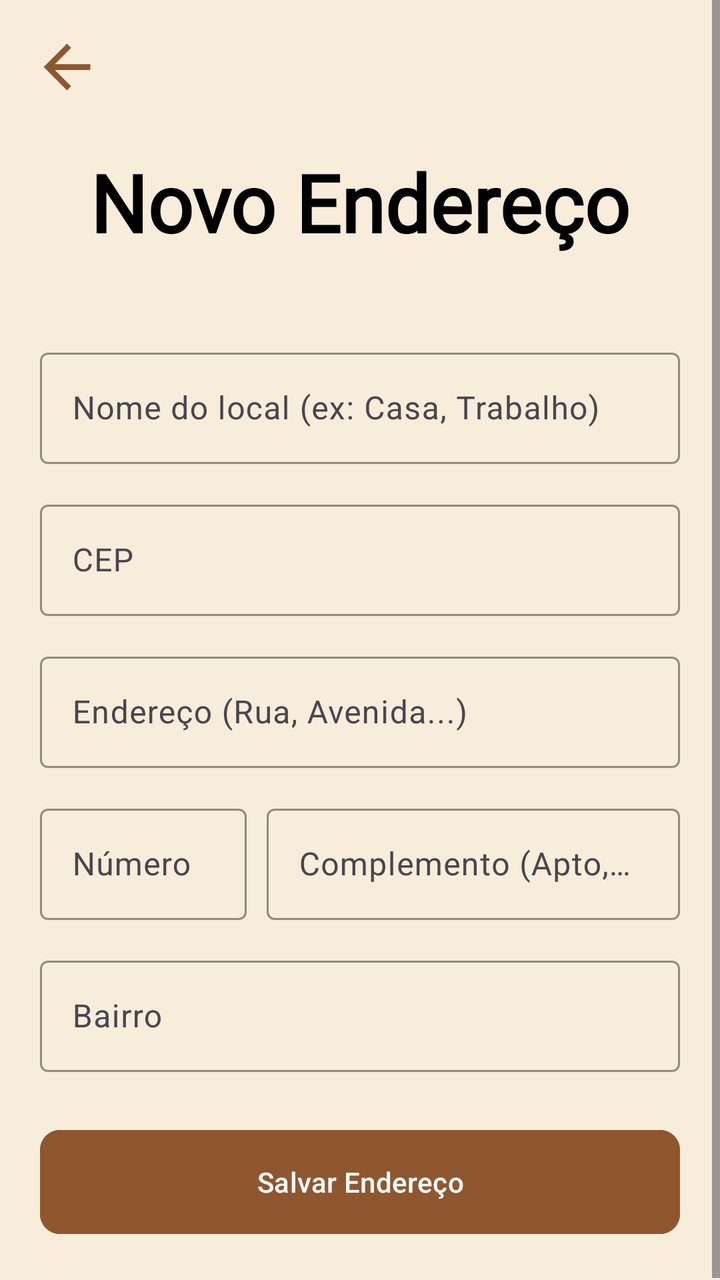
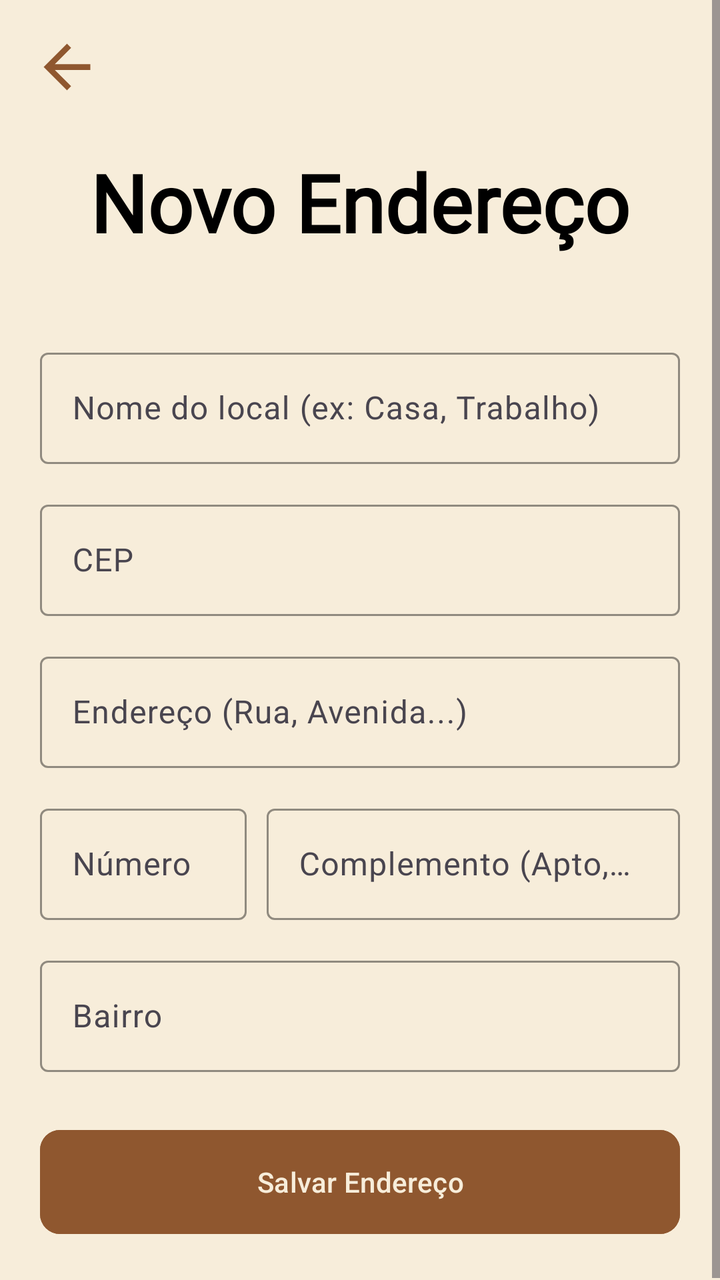

An Android layout rendered at two revisions. The XML below is the earlier revision; the diff shows what the commit changed to produce the second picture.
<!-- AndroidManifest.xml: application theme Theme.VangustApp -->
<!-- res/layout/novo_endereco_layout.xml -->
<?xml version="1.0" encoding="utf-8"?>
<ScrollView xmlns:android="http://schemas.android.com/apk/res/android"
    xmlns:app="http://schemas.android.com/apk/res-auto"
    android:id="@+id/main"
    android:layout_width="match_parent"
    android:layout_height="match_parent"
    android:background="#F7EDDA"
    android:fillViewport="true">

    <LinearLayout
        android:layout_width="match_parent"
        android:layout_height="wrap_content"
        android:orientation="vertical">

        
        <ImageView
            android:id="@+id/btnVoltarNovoEndereco"
            android:layout_width="35dp"
            android:layout_height="35dp"
            android:layout_marginStart="16dp"
            android:layout_marginTop="16dp"
            android:src="@drawable/baseline_arrow_back"
            app:tint="#8F572F" />

        
        <LinearLayout
            android:layout_width="match_parent"
            android:layout_height="100dp"
            android:gravity="center"
            android:orientation="vertical">

            <TextView
                android:layout_width="wrap_content"
                android:layout_height="wrap_content"
                android:fontFamily="@font/oswald_regular"
                android:text="Novo Endereço"
                android:textColor="@color/black"
                android:textSize="40sp"
                android:textStyle="bold" />
        </LinearLayout>

        
        <LinearLayout
            android:layout_width="match_parent"
            android:layout_height="wrap_content"
            android:orientation="vertical"
            android:padding="20dp">

            
            <com.google.android.material.textfield.TextInputLayout
                android:layout_width="match_parent"
                android:layout_height="wrap_content"
                android:layout_marginBottom="15dp"
                android:hint="Nome do local (ex: Casa, Trabalho)"
                app:boxStrokeColor="#8F572F"
                app:hintTextColor="#8F572F"
                app:cursorColor="#8F572F"
                app:endIconMode="clear_text">

                <com.google.android.material.textfield.TextInputEditText
                    android:id="@+id/txNomeLocal"
                    android:inputType="textCapWords"
                    android:layout_width="match_parent"
                    android:layout_height="wrap_content" />
            </com.google.android.material.textfield.TextInputLayout>

            
            <com.google.android.material.textfield.TextInputLayout
                android:layout_width="match_parent"
                android:layout_height="wrap_content"
                android:layout_marginBottom="15dp"
                android:hint="CEP"
                app:boxStrokeColor="#8F572F"
                app:hintTextColor="#8F572F"
                app:cursorColor="#8F572F">

                <com.google.android.material.textfield.TextInputEditText
                    android:id="@+id/txCep"
                    android:inputType="number"
                    android:maxLength="8"
                    android:layout_width="match_parent"
                    android:layout_height="wrap_content" />
            </com.google.android.material.textfield.TextInputLayout>

            
            <com.google.android.material.textfield.TextInputLayout
                android:layout_width="match_parent"
                android:layout_height="wrap_content"
                android:layout_marginBottom="15dp"
                android:hint="Endereço (Rua, Avenida...)"
                app:boxStrokeColor="#8F572F"
                app:hintTextColor="#8F572F"
                app:cursorColor="#8F572F">

                <com.google.android.material.textfield.TextInputEditText
                    android:id="@+id/txRua"
                    android:inputType="textPostalAddress"
                    android:layout_width="match_parent"
                    android:layout_height="wrap_content" />
            </com.google.android.material.textfield.TextInputLayout>

            
            <LinearLayout
                android:layout_width="match_parent"
                android:layout_height="wrap_content"
                android:layout_marginBottom="15dp"
                android:orientation="horizontal"
                android:baselineAligned="false">

                <com.google.android.material.textfield.TextInputLayout
                    android:layout_width="0dp"
                    android:layout_height="wrap_content"
                    android:layout_weight="1"
                    android:layout_marginEnd="10dp"
                    android:hint="Número"
                    app:boxStrokeColor="#8F572F"
                    app:hintTextColor="#8F572F"
                    app:cursorColor="#8F572F">

                    <com.google.android.material.textfield.TextInputEditText
                        android:id="@+id/txNumero"
                        android:inputType="text"
                        android:layout_width="match_parent"
                        android:layout_height="wrap_content" />
                </com.google.android.material.textfield.TextInputLayout>

                <com.google.android.material.textfield.TextInputLayout
                    android:layout_width="0dp"
                    android:layout_height="wrap_content"
                    android:layout_weight="2"
                    android:hint="Complemento (Apto, Bloco)"
                    app:boxStrokeColor="#8F572F"
                    app:hintTextColor="#8F572F"
                    app:cursorColor="#8F572F">

                    <com.google.android.material.textfield.TextInputEditText
                        android:id="@+id/txComplemento"
                        android:inputType="text"
                        android:layout_width="match_parent"
                        android:layout_height="wrap_content" />
                </com.google.android.material.textfield.TextInputLayout>
            </LinearLayout>

            
            <com.google.android.material.textfield.TextInputLayout
                android:layout_width="match_parent"
                android:layout_height="wrap_content"
                android:layout_marginBottom="25dp"
                android:hint="Bairro"
                app:boxStrokeColor="#8F572F"
                app:hintTextColor="#8F572F"
                app:cursorColor="#8F572F">

                <com.google.android.material.textfield.TextInputEditText
                    android:id="@+id/txBairro"
                    android:inputType="textPostalAddress"
                    android:layout_width="match_parent"
                    android:layout_height="wrap_content" />
            </com.google.android.material.textfield.TextInputLayout>

            
            <View
                android:layout_width="match_parent"
                android:layout_height="0dp"
                android:layout_weight="1" />

            
            <com.google.android.material.button.MaterialButton
                android:id="@+id/btnSalvarEndereco"
                android:layout_width="match_parent"
                android:layout_height="60dp"
                android:backgroundTint="#8F572F"
                android:text="Salvar Endereço"
                app:cornerRadius="10dp" />

        </LinearLayout>
    </LinearLayout>
</ScrollView>
<!-- resources referenced by this layout -->
<resources>
  <color name="black">#FF000000</color>
  <!-- drawable baseline_arrow_back (drawable) -->
  <vector xmlns:android="http://schemas.android.com/apk/res/android" android:autoMirrored="true" android:height="24dp" android:tint="#000000" android:viewportHeight="24" android:viewportWidth="24" android:width="24dp">
        
      <path android:fillColor="@android:color/white" android:pathData="M20,11H7.83l5.59,-5.59L12,4l-8,8 8,8 1.41,-1.41L7.83,13H20v-2z"/>
      
  </vector>
  <style name="Theme.VangustApp" parent="Base.Theme.VangustApp" />
  <style name="Base.Theme.VangustApp" parent="Theme.Material3.DayNight.NoActionBar">
          
          
      </style>
</resources>

<!-- the commit's change to res/layout/novo_endereco_layout.xml (unified diff, before → after) -->
@@ -55,13 +55,15 @@
                 app:boxStrokeColor="#8F572F"
                 app:hintTextColor="#8F572F"
                 app:cursorColor="#8F572F"
-                app:endIconMode="clear_text">
+                app:endIconMode="clear_text"
+                app:endIconTint="#8F572F">
 
                 <com.google.android.material.textfield.TextInputEditText
                     android:id="@+id/txNomeLocal"
                     android:inputType="textCapWords"
                     android:layout_width="match_parent"
-                    android:layout_height="wrap_content" />
+                    android:layout_height="wrap_content"
+                    android:textColor="@color/black" />
             </com.google.android.material.textfield.TextInputLayout>
 
             
@@ -79,7 +81,8 @@
                     android:inputType="number"
                     android:maxLength="8"
                     android:layout_width="match_parent"
-                    android:layout_height="wrap_content" />
+                    android:layout_height="wrap_content"
+                    android:textColor="@color/black" />
             </com.google.android.material.textfield.TextInputLayout>
 
             
@@ -96,7 +99,8 @@
                     android:id="@+id/txRua"
                     android:inputType="textPostalAddress"
                     android:layout_width="match_parent"
-                    android:layout_height="wrap_content" />
+                    android:layout_height="wrap_content"
+                    android:textColor="@color/black" />
             </com.google.android.material.textfield.TextInputLayout>
 
             
@@ -121,7 +125,8 @@
                         android:id="@+id/txNumero"
                         android:inputType="text"
                         android:layout_width="match_parent"
-                        android:layout_height="wrap_content" />
+                        android:layout_height="wrap_content"
+                        android:textColor="@color/black" />
                 </com.google.android.material.textfield.TextInputLayout>
 
                 <com.google.android.material.textfield.TextInputLayout
@@ -137,7 +142,8 @@
                         android:id="@+id/txComplemento"
                         android:inputType="text"
                         android:layout_width="match_parent"
-                        android:layout_height="wrap_content" />
+                        android:layout_height="wrap_content"
+                        android:textColor="@color/black" />
                 </com.google.android.material.textfield.TextInputLayout>
             </LinearLayout>
 
@@ -155,7 +161,8 @@
                     android:id="@+id/txBairro"
                     android:inputType="textPostalAddress"
                     android:layout_width="match_parent"
-                    android:layout_height="wrap_content" />
+                    android:layout_height="wrap_content"
+                    android:textColor="@color/black" />
             </com.google.android.material.textfield.TextInputLayout>
 
             
@@ -170,6 +177,7 @@
                 android:layout_width="match_parent"
                 android:layout_height="60dp"
                 android:backgroundTint="#8F572F"
+                android:textColor="#F7EDDA"
                 android:text="Salvar Endereço"
                 app:cornerRadius="10dp" />
 
